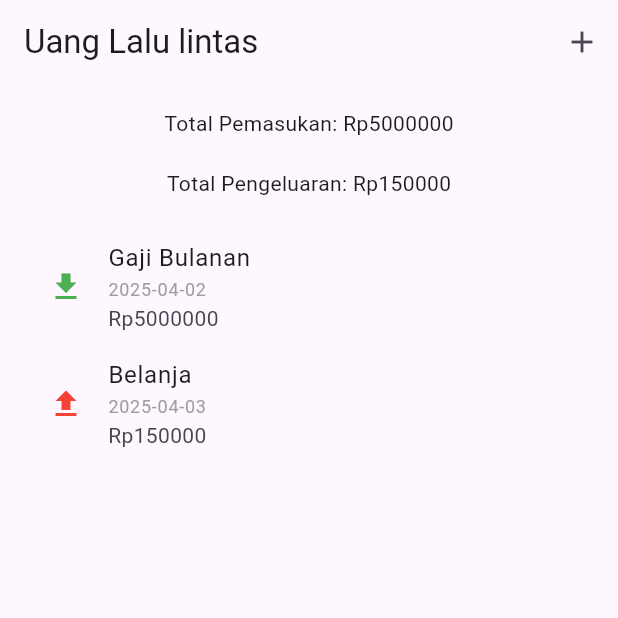
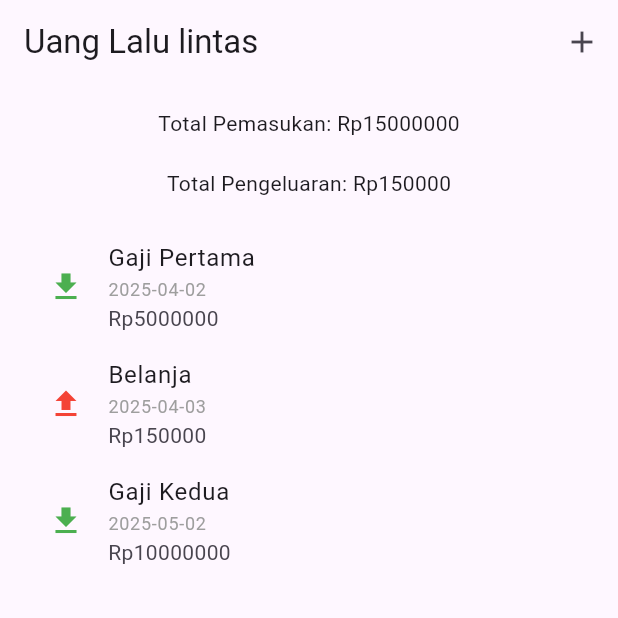
Before and after one commit to vira25/cuanku, a Flutter app: the screen it shows after launch, on a phone screen of 412 x 824 dp, the top half of it. Run offline on Flutter 3.47's test engine with Material 3 defaults, Android fonts, the phone set to English and light mode, and no system bars; our stand-ins replace supabase_flutter; accounts and stored records are empty.

Commit message:
nambah contoh data

```diff
--- a/lib/pages/home_page.dart
+++ b/lib/pages/home_page.dart
@@ -9,7 +9,7 @@ class HomePage extends StatelessWidget {
     final List<Map<String, dynamic>> transactions = [
       {
         'id': 1,
-        'nama': 'Gaji Bulanan',
+        'nama': 'Gaji Pertama',
         'tanggal': '2025-04-02',
         'jumlah': 5000000,
         'tipe': 'pemasukan',
@@ -20,6 +20,13 @@ class HomePage extends StatelessWidget {
         'tanggal': '2025-04-03',
         'jumlah': 150000,
         'tipe': 'pengeluaran',
+      },
+      {
+        'id': 2,
+        'nama': 'Gaji Kedua',
+        'tanggal': '2025-05-02',
+        'jumlah': 10000000,
+        'tipe': 'pemasukan',
       },
     ];
 
@@ -37,11 +44,12 @@ class HomePage extends StatelessWidget {
         actions: [
           IconButton(
             icon: Icon(Icons.add),
-            onPressed: () {
-              Navigator.of(context).push(
-                MaterialPageRoute(builder: (context) => const Createpage()),
-              );
-            },
+            onPressed: () {},
+            // onPressed: () {
+            //   Navigator.of(context).push(
+            //     MaterialPageRoute(builder: (context) => const Createpage()),
+            //   );
+            // },
           ),
         ],
       ),
```
